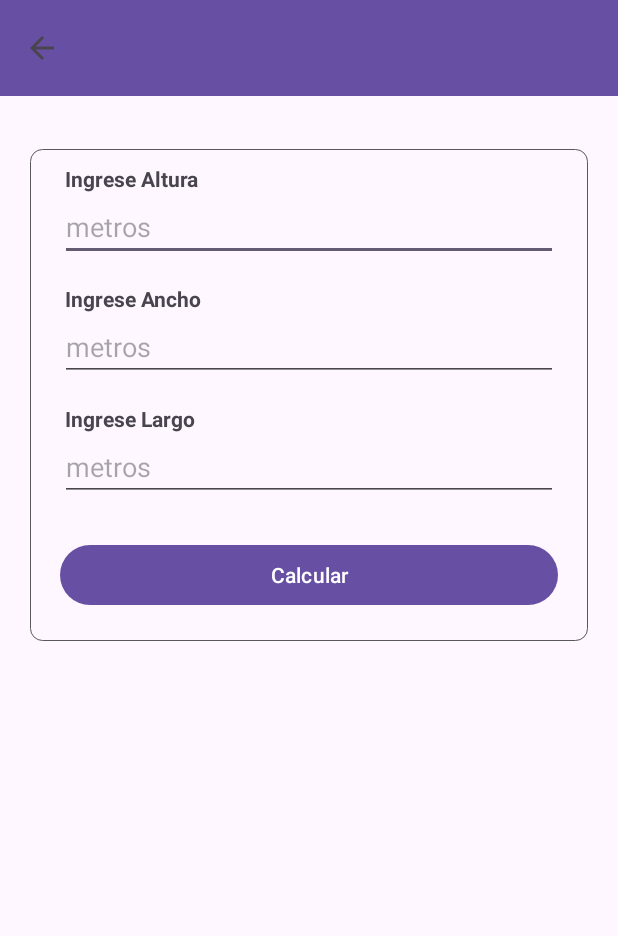
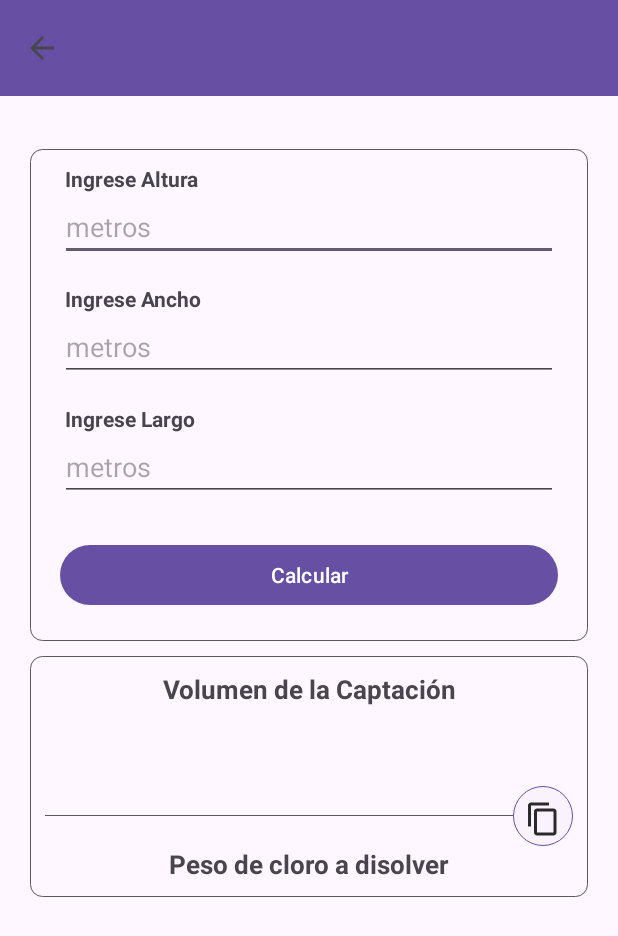
Before and after one commit to alancarlossilvestre/aplicacion_ministerio_de_vivienda_pasco, an Android app: the base_cap_cmrp_rr screen opened directly, with no data from a screen before it, on a phone screen of 412 x 824 dp. Shown: the top 936 px of the screen. Run offline under Robolectric (Android 15) with nearby library versions, the phone set to English and light mode, and no system bars; libraries missing offline, so code that uses them is left out: com.example.mv3.

Commit message:
refactorizando codigo y terminado diseño v1

```diff
--- a/app/src/main/java/com/example/mv4/bases/base_cap_cmrp_rr.kt
+++ b/app/src/main/java/com/example/mv4/bases/base_cap_cmrp_rr.kt
@@ -1,5 +1,8 @@
 package com.example.mv4.bases
 
+import android.content.ClipData
+import android.content.ClipboardManager
+import android.content.Context
 import androidx.appcompat.app.AppCompatActivity
 import android.os.Bundle
 import android.view.View
@@ -45,7 +48,7 @@ class base_cap_cmrp_rr : AppCompatActivity() {
                 val ancho = anchoin.text.toString().toDouble()
                 val largo = largoin.text.toString().toDouble()
                 val calculo = captacion_CamRompPres_ReservorioRectan(altura, ancho, largo)
-                resultado.text = "Resultado: ${calculo.toString()}"
+                resultado.text = "${calculo.toString()} m3"
                 val l = mostrar_resultado_volumen(calculo)
                 resultadoLitro.text = "${l.toString()} Litros"
                 ocultarTecladoUI.ocultarTeclado(this)
@@ -54,7 +57,19 @@ class base_cap_cmrp_rr : AppCompatActivity() {
             }
         }
 
+
+        val btnCopy = findViewById<Button>(R.id.botonCopiar)
+        btnCopy.setOnClickListener {
+            val clipboard = getSystemService(Context.CLIPBOARD_SERVICE) as ClipboardManager
+            val text = "***Volumen Captación***\n${resultado.text}\n${resultadoLitro.text}"
+            clipboard.setPrimaryClip(ClipData.newPlainText("text", text))
+            Toast.makeText(this, "Copiado al portapapeles", Toast.LENGTH_SHORT).show()
+        }
+
     }
+
+
+
     private var linearLayoutVisible = true
     fun mostrarLinear(){
         val myLinearLayout = findViewById<LinearLayout>(R.id.linearResultado)
--- /dev/null
+++ b/app/src/main/res/drawable/baseline_content_copy_24.xml
@@ -0,0 +1,5 @@
+<vector android:height="24dp" android:tint="#2B2A2A"
+    android:viewportHeight="24" android:viewportWidth="24"
+    android:width="24dp" xmlns:android="http://schemas.android.com/apk/res/android">
+    <path android:fillColor="@color/black" android:pathData="M16,1L4,1c-1.1,0 -2,0.9 -2,2v14h2L4,3h12L16,1zM19,5L8,5c-1.1,0 -2,0.9 -2,2v14c0,1.1 0.9,2 2,2h11c1.1,0 2,-0.9 2,-2L21,7c0,-1.1 -0.9,-2 -2,-2zM19,21L8,21L8,7h11v14z"/>
+</vector>
--- /dev/null
+++ b/app/src/main/res/drawable/circle_border.xml
@@ -0,0 +1,14 @@
+<?xml version="1.0" encoding="utf-8"?>
+<shape xmlns:android="http://schemas.android.com/apk/res/android"
+    android:shape="rectangle">
+    <corners android:radius="1000dp" />
+    <solid android:color="#0741BA7A" />
+    <stroke
+        android:width="0.5dp"
+        android:color="#5A5959" />
+    <padding
+        android:bottom="4dp"
+        android:left="4dp"
+        android:right="4dp"
+        android:top="4dp" />
+</shape>
--- a/app/src/main/res/layout/activity_base_cap_cmrp_rr.xml
+++ b/app/src/main/res/layout/activity_base_cap_cmrp_rr.xml
@@ -111,8 +111,18 @@
         android:orientation="vertical"
         android:padding="10dp"
         android:background="@drawable/border"
-        android:visibility="gone"
+
         >
+        <TextView
+            android:layout_width="match_parent"
+            android:layout_height="wrap_content"
+            android:textStyle="bold"
+            android:textAlignment="center"
+            android:gravity="center"
+            android:textSize="17dp"
+            android:text="Volumen de la Captación"
+            />
+
     <TextView
         android:id="@+id/resultadoVoloumenReserRectan"
         android:layout_width="match_parent"
@@ -120,16 +130,55 @@
         android:textStyle="bold"
         android:textAlignment="center"
         android:gravity="center"
+        android:textSize="15dp"
          />
 
     <TextView
         android:id="@+id/resultadoPesoLitro"
         android:layout_width="match_parent"
         android:layout_height="wrap_content"
-        android:textStyle="bold"
         android:textAlignment="center"
         android:gravity="center"
+        android:textStyle="bold"
+        android:textSize="15dp"
+        android:layout_marginBottom="10dp"
          />
+
+        <LinearLayout
+            android:layout_width="match_parent"
+            android:layout_height="wrap_content"
+            android:orientation="horizontal"
+            >
+
+
+            <View
+                android:layout_width="0dp"
+                android:layout_height="0.5dp"
+                android:layout_gravity="center_vertical"
+                android:layout_weight="1"
+                android:background="#5A5959"
+                android:scaleType="fitCenter" />
+
+            <Button
+                android:id="@+id/botonCopiar"
+                android:layout_width="40dp"
+                android:layout_height="40dp"
+                android:background="@drawable/circle_border"
+                android:drawableTop="@drawable/baseline_content_copy_24"
+
+                 />
+
+
+        </LinearLayout>
+
+        <TextView
+            android:layout_width="match_parent"
+            android:layout_height="wrap_content"
+            android:textAlignment="center"
+            android:gravity="center"
+            android:textStyle="bold"
+            android:text="Peso de cloro a disolver"
+            android:textSize="17dp"/>
     </LinearLayout>
     </LinearLayout>
 </LinearLayout>
```
Also changed, not shown: app/src/main/java/com/example/mv4/bases/base_t_rc.kt (+6 -1 lines), app/src/main/res/drawable/copy.xml (added, +15 -0 lines), app/src/main/res/layout/activity_base_t_rc.xml (+27 -1 lines).
